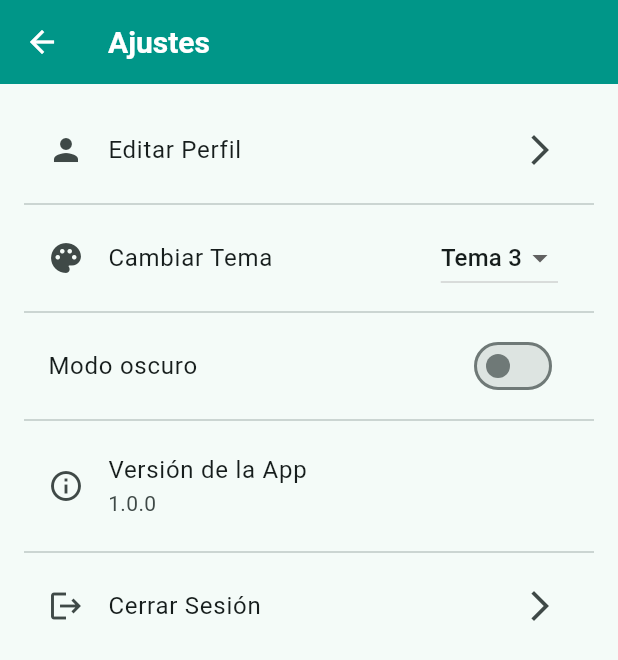
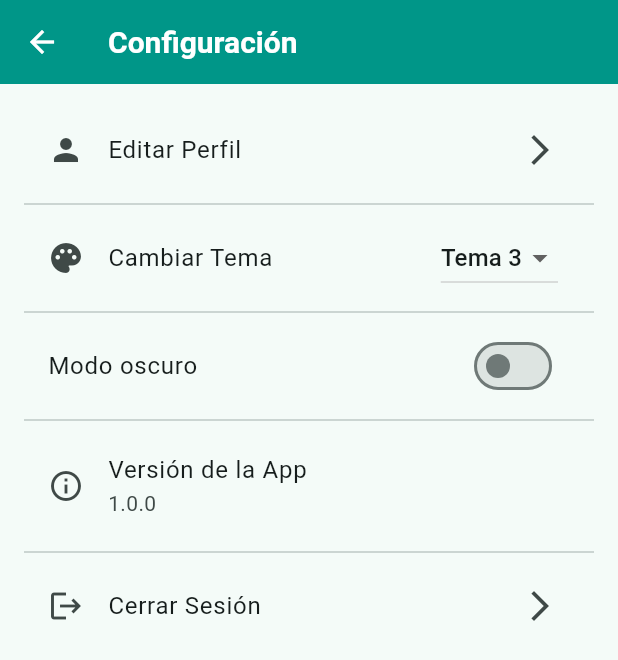
Before and after one commit to jtorsuarz/PastiTrack, a Flutter app: the HomeScreen screen opened by its route, after a tap on an icon or button, on a phone screen of 412 x 824 dp. Shown: the top 660 px of the screen. Run offline on Flutter 3.47's test engine with Material 3 defaults, Android fonts, the light colour scheme and no system bars; our stand-ins replace bloc, cloud_firestore, connectivity_plus, firebase_auth, firebase_core, flutter_bloc and 4 more; accounts and stored records are empty.

Commit message:
fix medicines

```diff
--- a/lib/core/constants/app_string.dart
+++ b/lib/core/constants/app_string.dart
@@ -16,7 +16,7 @@ class AppString {
   static const String medicines = 'Medicinas';
   static const String routines = 'Rutinas';
   static const String history = 'Historial';
-  static const String settings = 'Ajustes';
+  static const String settings = 'Configuración';
   static const String profile = 'Perfil';
   static const String editProfile = 'Editar Perfil';
   static const String changeTheme = 'Cambiar Tema';
--- a/lib/core/router/app_router.dart
+++ b/lib/core/router/app_router.dart
@@ -51,7 +51,7 @@ class AppRouter {
       GoRoute(
         path: AppUrls.settingsPath,
         builder: (BuildContext context, GoRouterState state) =>
-            const SettingsScreen(),
+            SettingsScreen(),
       ),
       GoRoute(
         path: AppUrls.editProfilePath,
@@ -66,7 +66,7 @@ class AppRouter {
       GoRoute(
         path: AppUrls.medicinesPath,
         builder: (BuildContext context, GoRouterState state) =>
-            const MedicationScreen(),
+            MedicationScreen(),
       ),
       GoRoute(
           path: AppUrls.addEditMedicinesPath,
--- a/lib/features/medicines/presentation/pages/medication_screen.dart
+++ b/lib/features/medicines/presentation/pages/medication_screen.dart
@@ -6,15 +6,18 @@ import 'package:go_router/go_router.dart';
 import 'package:pasti_track/features/medicines/presentation/widget/medication_card_widget.dart';
 
 class MedicationScreen extends StatelessWidget {
-  const MedicationScreen({super.key});
+  bool showAppBar;
+  MedicationScreen({super.key, this.showAppBar = true});
 
   @override
   Widget build(BuildContext context) {
     return Scaffold(
-      appBar: AppBar(
-        title: const Text(AppString.medicationManagement),
-        centerTitle: true,
-      ),
+      appBar: showAppBar
+          ? AppBar(
+              title: const Text(AppString.medicationManagement),
+              centerTitle: true,
+            )
+          : null,
       body: BlocListener<MedicamentBloc, MedicamentState>(
         listener: (context, state) {
           if (state is MedicamentErrorState) {
```
Also changed, not shown: lib/core/database/db_local.dart (+7 -5 lines), lib/core/database/db_remote.dart (+4 -4 lines).
